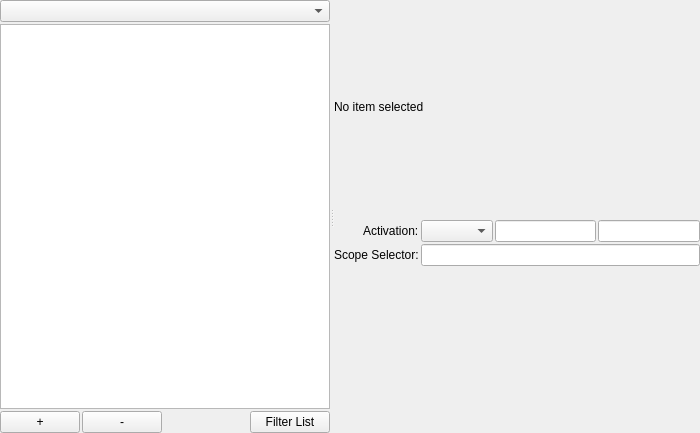
First picture: the form in resources/ui/support/editor.ui, repository prymatex/prymatex, before the edit.
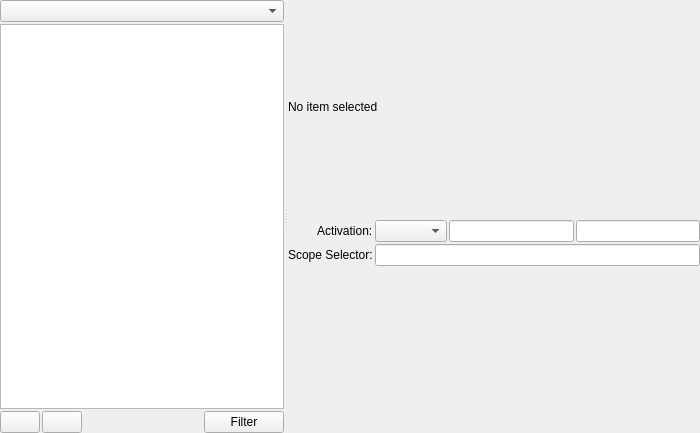
Second picture: the form after the edit. Icons and pictures are not drawn.

Commit message: add path themes for windows and use in bundle editor.ui

What changed in the file:
```diff
--- a/resources/ui/support/editor.ui
+++ b/resources/ui/support/editor.ui
@@ -53,15 +53,15 @@
          </property>
          <item>
           <widget class="QPushButton" name="pushButtonAdd">
-           <property name="text">
-            <string>+</string>
+           <property name="icon">
+            <iconset theme="list-add"/>
            </property>
           </widget>
          </item>
          <item>
           <widget class="QPushButton" name="pushButtonRemove">
-           <property name="text">
-            <string>-</string>
+           <property name="icon">
+            <iconset theme="list-remove"/>
            </property>
           </widget>
          </item>
@@ -81,7 +81,10 @@
          <item>
           <widget class="QPushButton" name="pushButtonFilter">
            <property name="text">
-            <string>Filter List</string>
+            <string>Filter</string>
+           </property>
+           <property name="icon">
+            <iconset theme="view-filter"/>
            </property>
           </widget>
          </item>
```
The commit also changes 4 other files.
